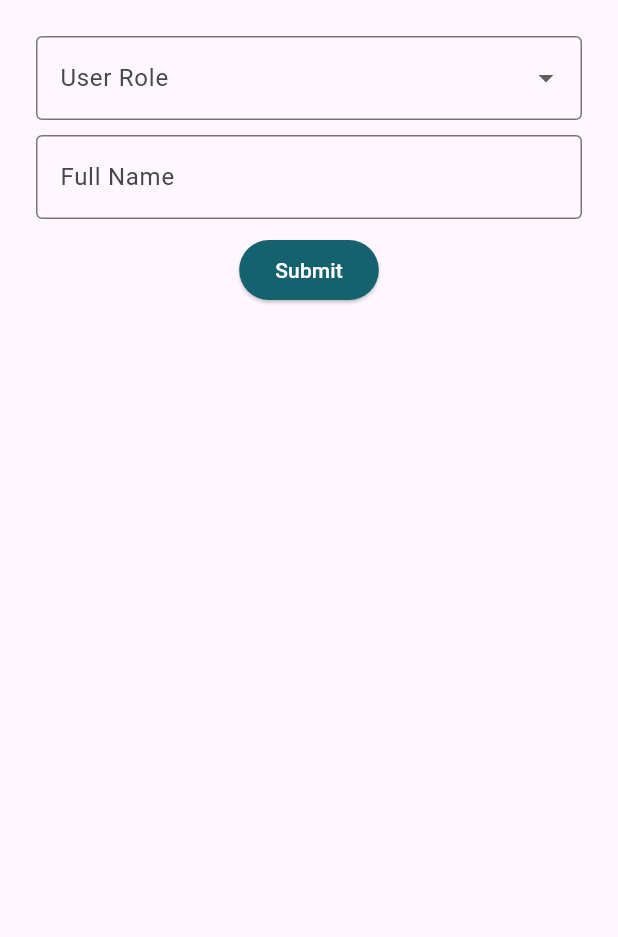
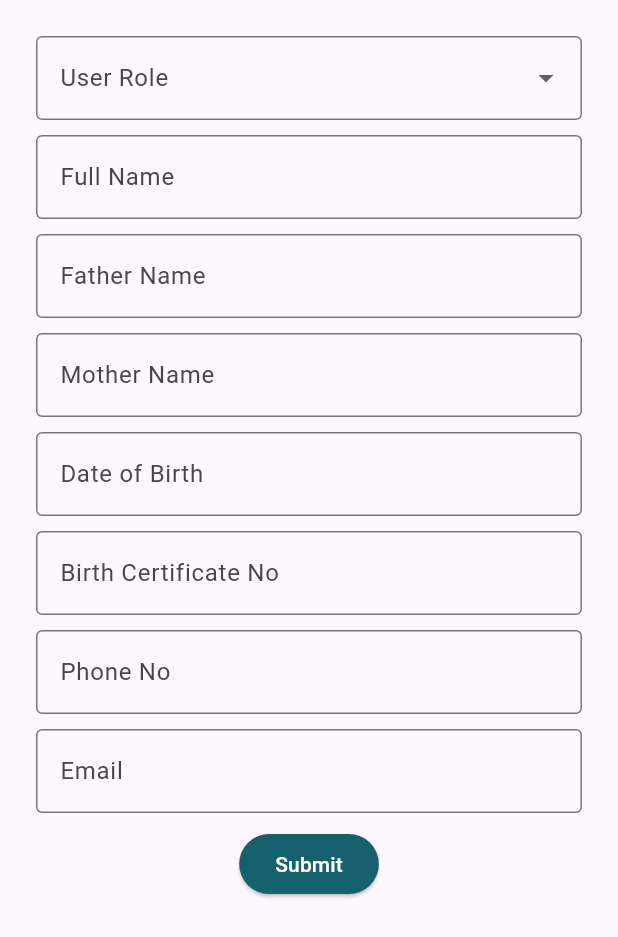
Before and after one commit to mukarrom21/QMMA, a Flutter app: the AddUser widget shown alone on an empty page, opened directly, on a phone screen of 412 x 824 dp. Shown: the top 937 px of the screen. Run offline on Flutter 3.47's test engine with Material 3 defaults, Android fonts, the phone set to English and light mode, and no system bars.

Commit message:
user add depolping

```diff
--- a/lib/ui/screens/add_user.dart
+++ b/lib/ui/screens/add_user.dart
@@ -1,6 +1,5 @@
 import 'package:flutter/material.dart';
 import 'package:intl/intl.dart';
-import 'package:qmma_flutter/ui/utils/screen_util.dart';
 import 'package:qmma_flutter/ui/widgets/input_field.dart';
 import 'package:qmma_flutter/ui/widgets/select_widget.dart';
 
@@ -12,8 +11,21 @@ class AddUser extends StatefulWidget {
 }
 
 class _AddUserState extends State<AddUser> {
-  final TextEditingController _dateOfBirth = TextEditingController();
   final TextEditingController _nameTEController = TextEditingController();
+  final TextEditingController _fatherNameTEController = TextEditingController();
+  final TextEditingController _motherNameTEController = TextEditingController();
+  final TextEditingController _dobTEController = TextEditingController();
+  final TextEditingController _birthCertificateNoTEController = TextEditingController();
+  final TextEditingController _phoneTEController = TextEditingController();
+  final TextEditingController _emailTEController = TextEditingController();
+
+  void _onTapSubmit() {
+    print(_nameTEController.text);
+  }
+
+  void _onChangeRole(value){
+    print(value);
+  }
 
   @override
   Widget build(BuildContext context) {
@@ -29,7 +41,8 @@ class _AddUserState extends State<AddUser> {
         runSpacing: 10,
         children: [
           // Select User Role
-          SelectWidget(width: width),
+          SelectWidget(width: width, onChangeRole: _onChangeRole,),
+
           InputField(
             width: width,
             labelText: 'Full Name',
@@ -37,8 +50,50 @@ class _AddUserState extends State<AddUser> {
             controller: _nameTEController,
           ),
 
+          InputField(
+            width: width,
+            labelText: "Father Name",
+            hintText: "Enter father name",
+            controller: _fatherNameTEController,
+          ),
+
+          InputField(
+            width: width,
+            labelText: "Mother Name",
+            hintText: "Enter mother name",
+            controller: _motherNameTEController,
+          ),
+
+          InputField(
+            width: width,
+            labelText: "Date of Birth",
+            hintText: "Enter date of birth",
+            controller: _dobTEController,
+          ),
+
+          InputField(
+            width: width,
+            labelText: "Birth Certificate No",
+            hintText: "Enter birth certificate no",
+            controller: _birthCertificateNoTEController,
+          ),
+
+          InputField(
+            width: width,
+            labelText: "Phone No",
+            hintText: "Enter phone no",
+            controller: _phoneTEController,
+          ),
+
+          InputField(
+            width: width,
+            labelText: "Email",
+            hintText: "Enter email address",
+            controller: _emailTEController,
+          ),
+
           // submit button
-          ElevatedButton(onPressed: (){}, child: Text("Submit"))
+          ElevatedButton(onPressed: _onTapSubmit, child: Text("Submit"))
         ],
       ),
     );
--- a/lib/ui/widgets/select_widget.dart
+++ b/lib/ui/widgets/select_widget.dart
@@ -5,10 +5,11 @@ import 'package:qmma_flutter/ui/utils/screen_util.dart';
 class SelectWidget extends StatelessWidget {
   const SelectWidget({
     super.key,
-    required this.width,
+    required this.width, required this.onChangeRole,
   });
 
   final double width;
+  final Function onChangeRole;
 
   @override
   Widget build(BuildContext context) {
@@ -37,6 +38,7 @@ class SelectWidget extends StatelessWidget {
           ),
         ],
         onChanged: (value) {
+          onChangeRole(value);
           // Do something when the dropdown value is changed
         },
       ),
--- a/lib/ui/widgets/sidebar_nav.dart
+++ b/lib/ui/widgets/sidebar_nav.dart
@@ -23,6 +23,7 @@ class _SidebarNavState extends State<SidebarNav> {
   Widget build(BuildContext context) {
     return Drawer(
       child: SafeArea(
+        child: SingleChildScrollView(
           child: Column(
             children: [
               // Profile option
@@ -240,6 +241,7 @@ class _SidebarNavState extends State<SidebarNav> {
             ],
           ),
         ),
+      ),
     );
   }
 }
```
Lines whose indentation alone changed are shown as unchanged.
